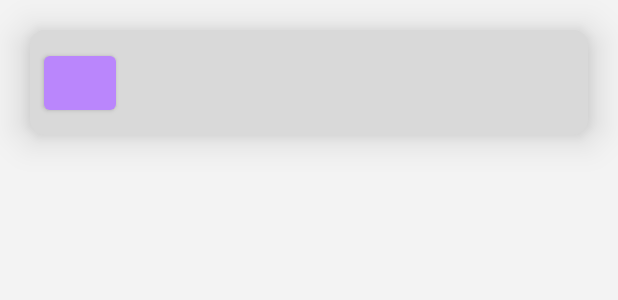
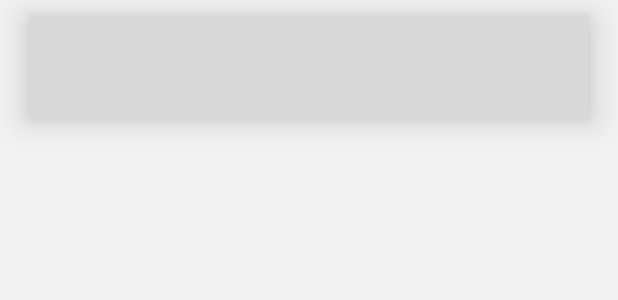
Before and after one commit to lucasalvisimader/Listable, an Android app: the layout fragment_add_item.xml on its own in the app's theme, with its tools: preview values and no code run, on a phone screen of 412 x 824 dp. Shown: the top 300 px of the screen. Run offline under Robolectric (Android 15) with nearby library versions, the phone set to English and light mode, and no system bars.

```diff
--- a/app/src/main/AndroidManifest.xml
+++ b/app/src/main/AndroidManifest.xml
@@ -73,9 +73,9 @@
             android:parentActivityName=".pages.activity.ItemsActivity"
             android:exported="true">
 
-        <meta-data
-            android:name="android.app.lib_name"
-            android:value="" />
+            <meta-data
+                android:name="android.app.lib_name"
+                android:value="" />
         </activity>
     </application>
 
--- a/app/src/main/java/br/senai/sc/listable/pages/activity/ItemsActivity.java
+++ b/app/src/main/java/br/senai/sc/listable/pages/activity/ItemsActivity.java
@@ -93,7 +93,6 @@ public class ItemsActivity extends AppCompatActivity {
     }
 
     private void onClickAddItem(ShoppingList shoppingList) {
-        Log.i("rosivaldo", "aaaaa0");
         Intent i = new Intent(ItemsActivity.this, AddItemsActivity.class);
         i.putExtra("shoppingList", shoppingList);
         startActivity(i);
--- a/app/src/main/res/layout/add_items_activity.xml
+++ b/app/src/main/res/layout/add_items_activity.xml
@@ -27,6 +27,7 @@
         android:layout_height="40dp"
         android:autofillHints=""
         android:ems="10"
+        android:elevation="15dp"
         android:fontFamily="@font/inter_semi_bold"
         android:hint="@string/incluir_novo_item"
         android:inputType="textPersonName"
@@ -43,6 +44,7 @@
         android:layout_marginStart="30dp"
         android:background="@drawable/rounded_corners_white"
         android:padding="5dp"
+        android:elevation="15dp"
         app:layout_constraintBottom_toBottomOf="@+id/add_items_toolbar"
         app:layout_constraintEnd_toEndOf="@+id/add_items_toolbar"
         app:layout_constraintStart_toEndOf="@+id/add_items_search_input"
@@ -53,11 +55,9 @@
         android:id="@+id/recicleView_add_items"
         android:layout_width="match_parent"
         android:layout_height="wrap_content"
-        android:layout_marginTop="56dp"
         app:layout_constraintEnd_toEndOf="parent"
-        app:layout_constraintHorizontal_bias="0.0"
         app:layout_constraintStart_toStartOf="parent"
-        app:layout_constraintTop_toTopOf="@+id/add_items_toolbar">
+        app:layout_constraintTop_toBottomOf="@+id/add_items_toolbar">
 
     </androidx.recyclerview.widget.RecyclerView>
 
--- a/app/src/main/res/layout/fragment_add_item.xml
+++ b/app/src/main/res/layout/fragment_add_item.xml
@@ -4,34 +4,37 @@
     xmlns:tools="http://schemas.android.com/tools"
     android:layout_width="match_parent"
     android:layout_height="70dp"
-    android:layout_margin="20dp"
-    android:background="@drawable/rounded_corners_grey"
+    android:layout_marginStart="20dp"
+    android:layout_marginEnd="20dp"
+    android:layout_marginTop="10dp"
+    android:background="@color/grey_bg"
     android:elevation="15dp">
-
-    <Button
-        android:id="@+id/fragment_add_item_button"
-        android:layout_width="48dp"
-        android:layout_height="48dp"
-        android:layout_marginStart="9dp"
-        android:layout_marginTop="9dp"
-        android:layout_marginBottom="9dp"
-        android:text=""
-        app:layout_constraintBottom_toBottomOf="parent"
-        app:layout_constraintStart_toStartOf="parent"
-        app:layout_constraintTop_toTopOf="parent"
-        tools:ignore="SpeakableTextPresentCheck" />
 
     <TextView
         android:id="@+id/fragment_add_item_name"
         android:layout_width="wrap_content"
         android:layout_height="wrap_content"
-        android:layout_marginStart="7dp"
+        android:layout_marginStart="24dp"
         android:layout_marginTop="16dp"
         android:layout_marginBottom="16dp"
+        android:text=""
+        android:textColor="@color/black_tertiary"
         android:textSize="27sp"
-        android:text=""
         app:layout_constraintBottom_toBottomOf="parent"
         app:layout_constraintStart_toEndOf="@+id/fragment_add_item_button"
         app:layout_constraintTop_toTopOf="parent" />
 
+    <ImageButton
+        android:id="@+id/fragment_add_item_button"
+        android:layout_width="wrap_content"
+        android:layout_height="wrap_content"
+        android:layout_marginStart="9dp"
+        android:layout_marginTop="9dp"
+        android:layout_marginBottom="9dp"
+        app:layout_constraintBottom_toBottomOf="parent"
+        android:background="@color/transparent"
+        app:layout_constraintStart_toStartOf="parent"
+        app:layout_constraintTop_toTopOf="parent"
+        android:contentDescription="" />
+
 </androidx.constraintlayout.widget.ConstraintLayout>
```
Also changed, not shown: app/src/main/java/br/senai/sc/listable/entity/Item.java (+16 -3 lines), app/src/main/java/br/senai/sc/listable/entity/ShoppingList.java (+2 -5 lines), app/src/main/java/br/senai/sc/listable/pages/activity/AddItemsActivity.java (+37 -11 lines), app/src/main/java/br/senai/sc/listable/recycleView/adapter/AdapterItems.java (+42 -4 lines), app/src/main/java/br/senai/sc/listable/recycleView/viewHolder/ItemsViewHolder.java (+19 -16 lines), app/src/main/java/br/senai/sc/listable/utils/SaveListFirebase.java (+11 -0 lines), app/src/main/res/drawable-v21/remove_item.png (added).
